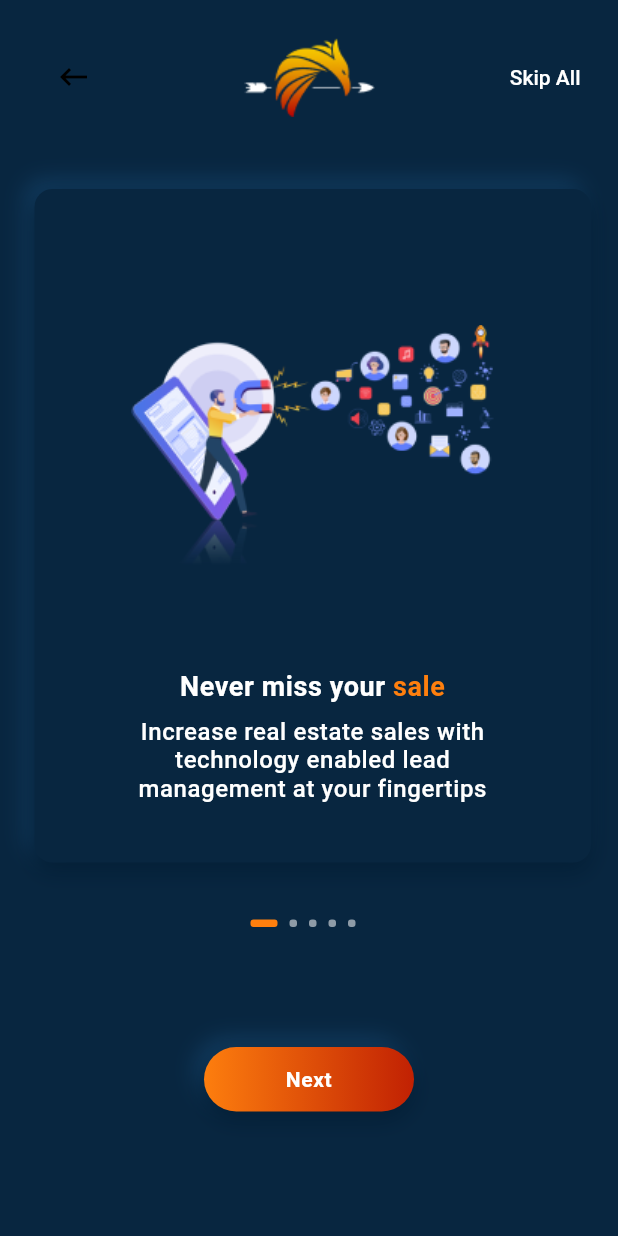
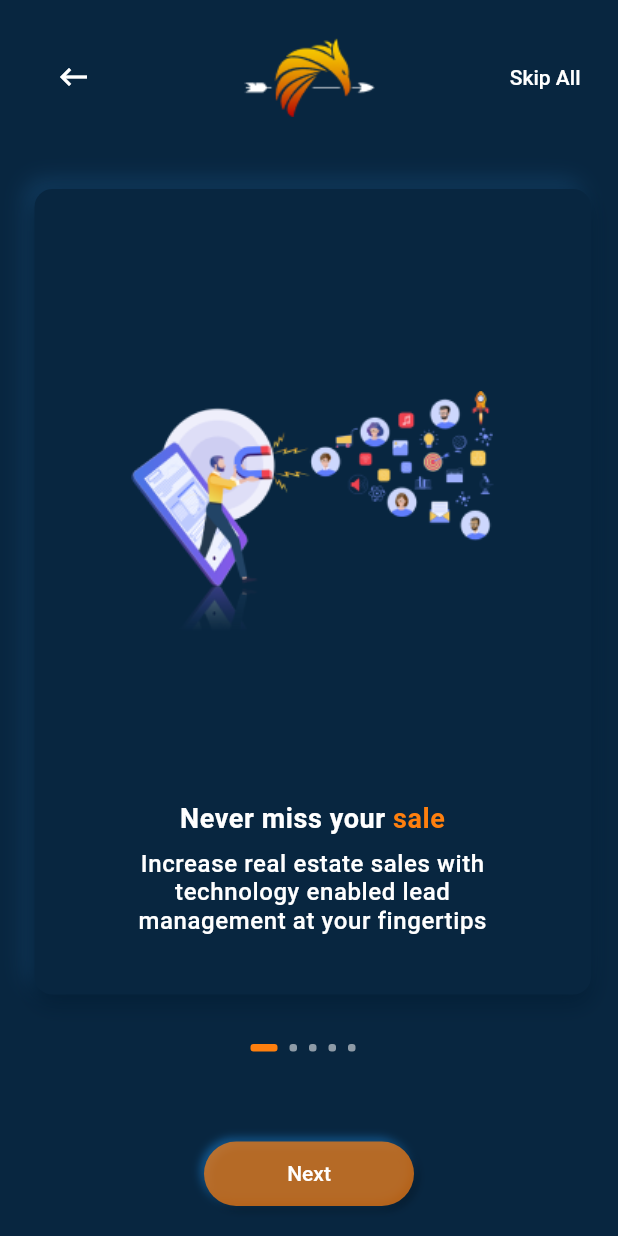
Before and after one commit to saitejavaddepally/AgentLeague, a Flutter app: the screen it shows after launch, on a phone screen of 412 x 824 dp. Run offline on Flutter 3.47's test engine with Material 2 defaults, Android fonts, the phone set to English and light mode, and no system bars; drawn by our look-alikes of flutter_neumorphic.

Commit message:
onboarding screen completed

```diff
--- a/lib/components/custom_button.dart
+++ b/lib/components/custom_button.dart
@@ -11,33 +11,34 @@ class CustomButton {
   late Color textColor;
   late double width;
   late double height;
-  late Function onClick;
-
+  late void Function() onClick;
+  late List<Color> gradientColors;
+  late bool isGradient;
   CustomButton(
       {required this.text,
+      required this.onClick,
       this.shape = 'flat',
       this.radius = 50,
       this.depth = 4,
       this.color = Colors.yellow,
       this.textColor = Colors.white,
       this.width = 150,
-      this.height = 50,
-      required this.onClick});
+      this.height = 50});
 
   use() {
-    return SizedBox(
+    return Container(
         width: width,
         height: height,
         child: Neumorphic(
             style: NeumorphicStyle(
+              color: color,
               shape: NeumorphicShape.flat,
               boxShape:
                   NeumorphicBoxShape.roundRect(BorderRadius.circular(radius)),
               depth: depth,
-              color: color,
             ),
             child: TextButton(
-              onPressed: onClick(),
+              onPressed: onClick,
               child: Text(
                 text,
                 style: TextStyle(color: textColor),
--- a/lib/theme/custom_theme.dart
+++ b/lib/theme/custom_theme.dart
@@ -24,8 +24,8 @@ class CustomTheme with ChangeNotifier {
     return NeumorphicThemeData(
         baseColor: CustomColors.dark,
         defaultTextColor: Colors.white,
+        iconTheme: const IconThemeData(color: Colors.white),
         lightSource: LightSource.topLeft,
         shadowLightColor: Colors.blue.withOpacity(0.7));
-
   }
 }
--- a/lib/ui/onboarding.dart
+++ b/lib/ui/onboarding.dart
@@ -1,3 +1,5 @@
+import 'package:agent_league/components/custom_button.dart';
+import 'package:agent_league/theme/colors.dart';
 import 'package:flutter/material.dart';
 
 const shadow = [
@@ -68,7 +70,6 @@ class _OnboardingState extends State<Onboarding> {
   Widget build(BuildContext context) {
     return Scaffold(
       body: SafeArea(
-        child: SingleChildScrollView(
         child: Column(
           children: [
             Padding(
@@ -99,9 +100,7 @@ class _OnboardingState extends State<Onboarding> {
                 ],
               ),
             ),
-              SizedBox(
-                width: double.maxFinite,
-                height: 490,
+            Expanded(
               child: PageView.builder(
                   physics: const ClampingScrollPhysics(),
                   controller: _controller,
@@ -113,7 +112,7 @@ class _OnboardingState extends State<Onboarding> {
                   itemCount: list.length,
                   itemBuilder: (context, index) => list[index]),
             ),
-              const SizedBox(height: 20),
+            const SizedBox(height: 15),
             Row(
               mainAxisAlignment: MainAxisAlignment.center,
               children: [
@@ -124,43 +123,30 @@ class _OnboardingState extends State<Onboarding> {
                 (_currentPage == 5) ? activeIndicator() : inactiveIndicator(),
               ],
             ),
-              const SizedBox(height: 80),
-              GestureDetector(
-                onTap: () {
+            const SizedBox(height: 60),
+            (_currentPage == 5)
+                ? CustomButton(
+                        text: "Sign Up",
+                        onClick: () {},
+                        radius: 30,
+                        color: HexColor('FD7E0E').withOpacity(0.7),
+                        width: 140,
+                        height: 43)
+                    .use()
+                : CustomButton(
+                    text: "Next",
+                    onClick: () {
                       _controller.nextPage(
                           duration: const Duration(milliseconds: 500),
                           curve: Curves.ease);
                     },
-                child: Container(
+                    radius: 30,
                     width: 140,
                     height: 43,
-                  decoration: BoxDecoration(
-                      boxShadow: shadow,
-                      borderRadius: BorderRadius.circular(30),
-                      gradient: const LinearGradient(
-                          colors: [Color(0xFFFD7E0E), Color(0xFFC12103)])),
-                  child: Center(
-                    child: (_currentPage == 5)
-                        ? const Text("Sign Up",
-                            textAlign: TextAlign.center,
-                            style: TextStyle(
-                                fontWeight: FontWeight.w600,
-                                fontSize: 14,
-                                letterSpacing: 0.4,
-                                color: Colors.white))
-                        : const Text("Next",
-                            textAlign: TextAlign.center,
-                            style: TextStyle(
-                                fontWeight: FontWeight.w600,
-                                fontSize: 14,
-                                letterSpacing: 0.4,
-                                color: Colors.white)),
-                  ),
-                ),
-              ),
-              const SizedBox(height: 30),
+                    color: HexColor('FD7E0E').withOpacity(0.7),
+                  ).use(),
+            const SizedBox(height: 20),
           ],
-          ),
         ),
       ),
     );
--- a/pubspec.yaml
+++ b/pubspec.yaml
@@ -29,8 +29,6 @@ flutter:
     - assets/
   #   - images/a_dot_ham.jpeg
 
-  assets:
-    - lib/assets/images/
   # example:
   fonts:
     - family: pop_md
```
Lines whose indentation alone changed are shown as unchanged.
